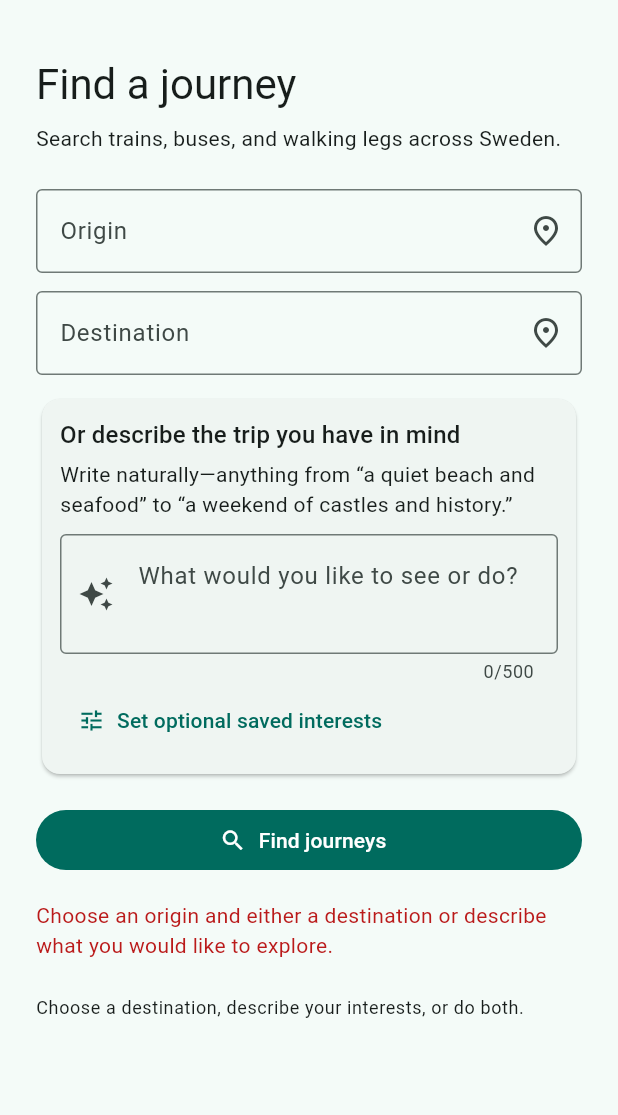
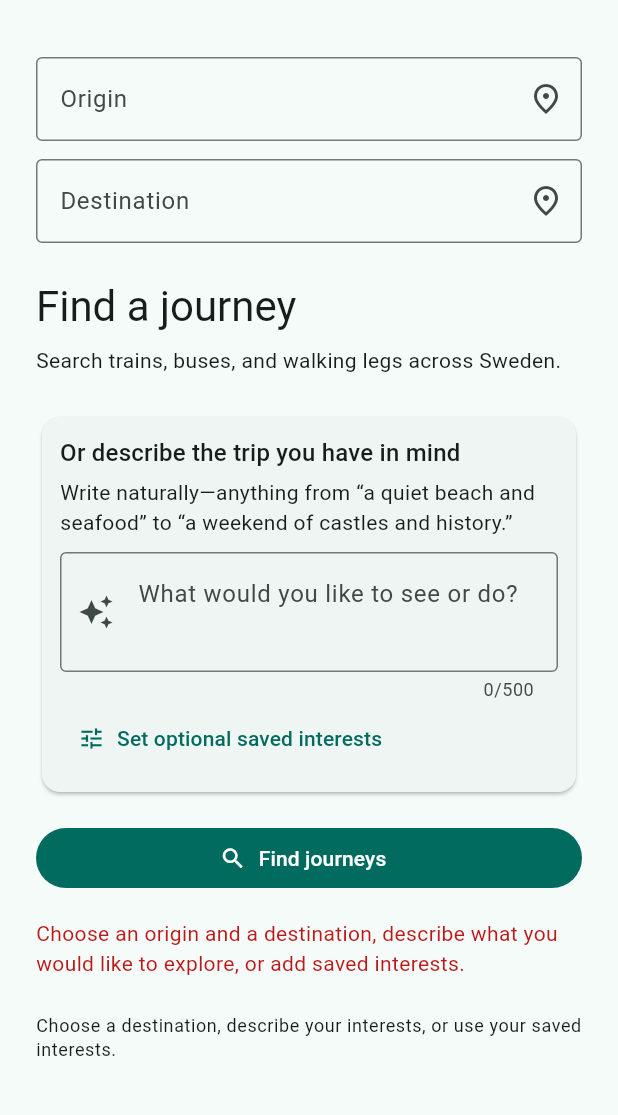
Before and after one commit to amoiz13/Agile-Travelers, a Flutter app: the screen it shows after launch, after a tap on "Find journeys", on a phone screen of 412 x 824 dp, the part 63-1178 px from its top. Run offline on Flutter 3.47's test engine with Material 3 defaults, Android fonts, the phone set to English and light mode, and no system bars; our stand-ins replace flutter_dotenv, flutter_riverpod, shared_preferences.

Commit message:
Fix planner field text and saved interests
Keep origin and destination selections intact when their fields scroll offscreen, while preserving the original scrollable planner layout. Use saved interest selections directly for Gemini recommendations without requiring a typed prompt.

Co-authored-by: Copilot <223556219+Copilot@users.noreply.github.com>

```diff
--- a/lib/main.dart
+++ b/lib/main.dart
@@ -115,6 +115,10 @@ class PlannerPage extends ConsumerStatefulWidget {
 }
 
 class _PlannerPageState extends ConsumerState<PlannerPage> {
+  final _originController = TextEditingController();
+  final _destinationController = TextEditingController();
+  final _originFocusNode = FocusNode();
+  final _destinationFocusNode = FocusNode();
   final _preferenceController = TextEditingController();
   String? _destinationId;
   Location? _origin;
@@ -122,7 +126,7 @@ class _PlannerPageState extends ConsumerState<PlannerPage> {
   List<RecommendedJourney> _recommendedJourneys = const [];
   String? _recommendationMessage;
   List<String> _interests = const [];
-  String _searchedPreference = '';
+  bool _searchedWithPreferences = false;
   bool _hasSearched = false;
   bool _loading = false;
   bool _loadingPreferences = true;
@@ -136,6 +140,10 @@ class _PlannerPageState extends ConsumerState<PlannerPage> {
 
   @override
   void dispose() {
+    _originController.dispose();
+    _destinationController.dispose();
+    _originFocusNode.dispose();
+    _destinationFocusNode.dispose();
     _preferenceController.dispose();
     super.dispose();
   }
@@ -173,20 +181,20 @@ class _PlannerPageState extends ConsumerState<PlannerPage> {
     final origin = _origin;
     final preferenceText = _preferenceController.text.trim();
     final hasDestination = _destinationId != null;
-    if (origin == null || (!hasDestination && preferenceText.isEmpty)) {
+    final preferencePrompt = [
+      if (preferenceText.isNotEmpty) preferenceText,
+      if (_interests.isNotEmpty)
+        'My saved interests are: ${_interests.join(', ')}.',
+    ].join('\n');
+    final hasPreferences = preferencePrompt.isNotEmpty;
+    if (origin == null || (!hasDestination && !hasPreferences)) {
       setState(
         () => _error =
-            'Choose an origin and either a destination or describe what you '
-            'would like to explore.',
+            'Choose an origin and a destination, describe what you would '
+            'like to explore, or add saved interests.',
       );
       return;
     }
-
-    final preferencePrompt = [
-      if (preferenceText.isNotEmpty) preferenceText,
-      if (preferenceText.isNotEmpty && _interests.isNotEmpty)
-        'My saved interests are: ${_interests.join(', ')}.',
-    ].join('\n');
 
     setState(() {
       _loading = true;
@@ -194,7 +202,7 @@ class _PlannerPageState extends ConsumerState<PlannerPage> {
       _trips = const [];
       _recommendedJourneys = const [];
       _recommendationMessage = null;
-      _searchedPreference = preferenceText;
+      _searchedWithPreferences = hasPreferences;
       _hasSearched = false;
     });
 
@@ -217,7 +225,7 @@ class _PlannerPageState extends ConsumerState<PlannerPage> {
       }
     }
 
-    if (!offline && preferenceText.isNotEmpty) {
+    if (!offline && hasPreferences) {
       try {
         final discovery = await ref
             .read(destinationDiscoveryProvider)
@@ -245,7 +253,9 @@ class _PlannerPageState extends ConsumerState<PlannerPage> {
   }
 
   @override
-  Widget build(BuildContext context) => Scaffold(
+  Widget build(BuildContext context) {
+    final resRobot = ref.read(resRobotProvider);
+    return Scaffold(
       appBar: AppBar(
         title: const Text('Agile Travelers'),
         actions: [
@@ -256,22 +266,21 @@ class _PlannerPageState extends ConsumerState<PlannerPage> {
           ),
         ],
       ),
-    body: Center(
+      body: CustomScrollView(
+        slivers: [
+          SliverToBoxAdapter(
+            child: Center(
               child: ConstrainedBox(
                 constraints: const BoxConstraints(maxWidth: 900),
-        child: ListView(
-          padding: const EdgeInsets.all(24),
+                child: Padding(
+                  padding: const EdgeInsets.fromLTRB(24, 24, 24, 0),
+                  child: Column(
                     children: [
-            Text(
-              'Find a journey',
-              style: Theme.of(context).textTheme.headlineMedium,
-            ),
-            const SizedBox(height: 8),
-            const Text('Search trains, buses, and walking legs across Sweden.'),
-            const SizedBox(height: 24),
                       _StationAutocomplete(
                         label: 'Origin',
-              service: ref.read(resRobotProvider),
+                        service: resRobot,
+                        controller: _originController,
+                        focusNode: _originFocusNode,
                         onSelected: (location) => setState(() {
                           _origin = location;
                         }),
@@ -282,12 +291,37 @@ class _PlannerPageState extends ConsumerState<PlannerPage> {
                       const SizedBox(height: 12),
                       _StationAutocomplete(
                         label: 'Destination',
-              service: ref.read(resRobotProvider),
+                        service: resRobot,
+                        controller: _destinationController,
+                        focusNode: _destinationFocusNode,
                         onSelected: (location) =>
                             setState(() => _destinationId = location.extId),
                         onChanged: () => setState(() => _destinationId = null),
                       ),
-            const SizedBox(height: 12),
+                    ],
+                  ),
+                ),
+              ),
+            ),
+          ),
+          SliverToBoxAdapter(
+            child: Center(
+              child: ConstrainedBox(
+                constraints: const BoxConstraints(maxWidth: 900),
+                child: Padding(
+                  padding: const EdgeInsets.all(24),
+                  child: Column(
+                    crossAxisAlignment: CrossAxisAlignment.stretch,
+                    children: [
+                      Text(
+                        'Find a journey',
+                        style: Theme.of(context).textTheme.headlineMedium,
+                      ),
+                      const SizedBox(height: 8),
+                      const Text(
+                        'Search trains, buses, and walking legs across Sweden.',
+                      ),
+                      const SizedBox(height: 24),
                       Card(
                         child: Padding(
                           padding: const EdgeInsets.all(12),
@@ -300,8 +334,9 @@ class _PlannerPageState extends ConsumerState<PlannerPage> {
                               ),
                               const SizedBox(height: 4),
                               const Text(
-                      'Write naturally—anything from “a quiet beach and '
-                      'seafood” to “a weekend of castles and history.”',
+                                'Write naturally—anything from “a quiet beach '
+                                'and seafood” to “a weekend of castles and '
+                                'history.”',
                               ),
                               const SizedBox(height: 10),
                               TextField(
@@ -309,7 +344,8 @@ class _PlannerPageState extends ConsumerState<PlannerPage> {
                                 minLines: 2,
                                 maxLines: 4,
                                 maxLength: 500,
-                      textCapitalization: TextCapitalization.sentences,
+                                textCapitalization:
+                                    TextCapitalization.sentences,
                                 decoration: const InputDecoration(
                                   hintText: 'What would you like to see or do?',
                                   border: OutlineInputBorder(),
@@ -321,14 +357,19 @@ class _PlannerPageState extends ConsumerState<PlannerPage> {
                                 Padding(
                                   padding: const EdgeInsets.only(bottom: 4),
                                   child: Text(
-                          'Saved interests are added as extra context.',
-                          style: Theme.of(context).textTheme.bodySmall,
+                                    'Saved interests can generate suggestions '
+                                    'without a written description.',
+                                    style: Theme.of(context)
+                                        .textTheme
+                                        .bodySmall,
                                   ),
                                 ),
                               Align(
                                 alignment: Alignment.centerLeft,
                                 child: TextButton.icon(
-                        onPressed: _loadingPreferences ? null : _editInterests,
+                                  onPressed: _loadingPreferences
+                                      ? null
+                                      : _editInterests,
                                   icon: const Icon(Icons.tune),
                                   label: Text(
                                     _interests.isEmpty
@@ -347,16 +388,22 @@ class _PlannerPageState extends ConsumerState<PlannerPage> {
                         icon: _loading
                             ? const SizedBox.square(
                                 dimension: 18,
-                      child: CircularProgressIndicator(strokeWidth: 2),
+                                child: CircularProgressIndicator(
+                                  strokeWidth: 2,
+                                ),
                               )
                             : const Icon(Icons.search),
-              label: Text(_loading ? 'Finding journeys...' : 'Find journeys'),
+                        label: Text(
+                          _loading ? 'Finding journeys...' : 'Find journeys',
+                        ),
                       ),
                       if (_error != null) ...[
                         const SizedBox(height: 16),
                         Text(
                           _error!,
-                style: TextStyle(color: Theme.of(context).colorScheme.error),
+                          style: TextStyle(
+                            color: Theme.of(context).colorScheme.error,
+                          ),
                         ),
                       ],
                       const SizedBox(height: 24),
@@ -369,11 +416,15 @@ class _PlannerPageState extends ConsumerState<PlannerPage> {
                         if (_trips.isNotEmpty)
                           ResultsScreen(trips: _trips)
                         else if (_error == null)
-                const Text('No routes were found for that destination.'),
+                          const Text(
+                            'No routes were found for that destination.',
+                          ),
                       ],
-            if (_hasSearched && _searchedPreference.isNotEmpty) ...[
+                      if (_hasSearched && _searchedWithPreferences) ...[
                         const SizedBox(height: 16),
-              RecommendedJourneysSection(journeys: _recommendedJourneys),
+                        RecommendedJourneysSection(
+                          journeys: _recommendedJourneys,
+                        ),
                         if (_recommendationMessage != null)
                           Padding(
                             padding: const EdgeInsets.only(top: 8),
@@ -385,31 +436,43 @@ class _PlannerPageState extends ConsumerState<PlannerPage> {
                       ],
                       if (!_hasSearched && !_loading)
                         Text(
-                'Choose a destination, describe your interests, or do both.',
+                          'Choose a destination, describe your interests, or '
+                          'use your saved interests.',
                           style: Theme.of(context).textTheme.bodySmall,
                         ),
                     ],
                   ),
                 ),
               ),
+            ),
+          ),
+        ],
+      ),
     );
+  }
 }
 
 class _StationAutocomplete extends StatelessWidget {
   const _StationAutocomplete({
     required this.label,
     required this.service,
+    required this.controller,
+    required this.focusNode,
     required this.onSelected,
     required this.onChanged,
   });
 
   final String label;
   final ResRobotService service;
+  final TextEditingController controller;
+  final FocusNode focusNode;
   final ValueChanged<Location> onSelected;
   final VoidCallback onChanged;
 
   @override
-  Widget build(BuildContext context) => Autocomplete<Location>(
+  Widget build(BuildContext context) => RawAutocomplete<Location>(
+    textEditingController: controller,
+    focusNode: focusNode,
     displayStringForOption: (location) => location.name,
     optionsBuilder: (value) async {
       if (value.text.trim().length < 2) return const <Location>[];
```
Also changed, not shown: 3 other files. Lines whose indentation alone changed are shown as unchanged.
